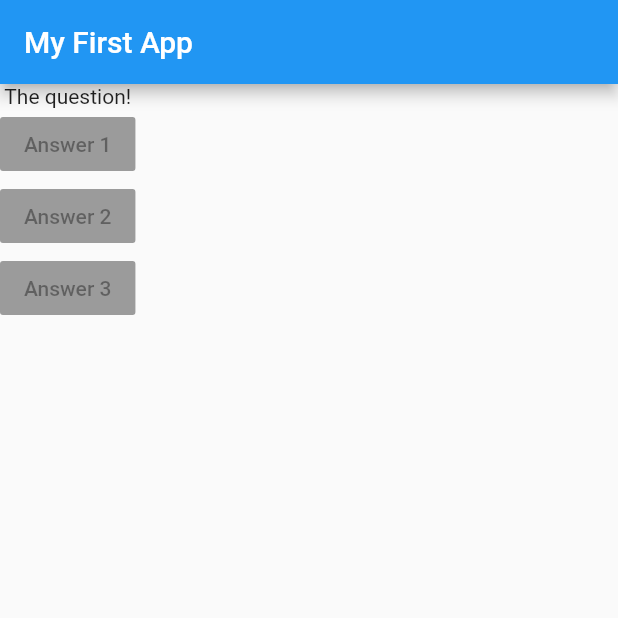
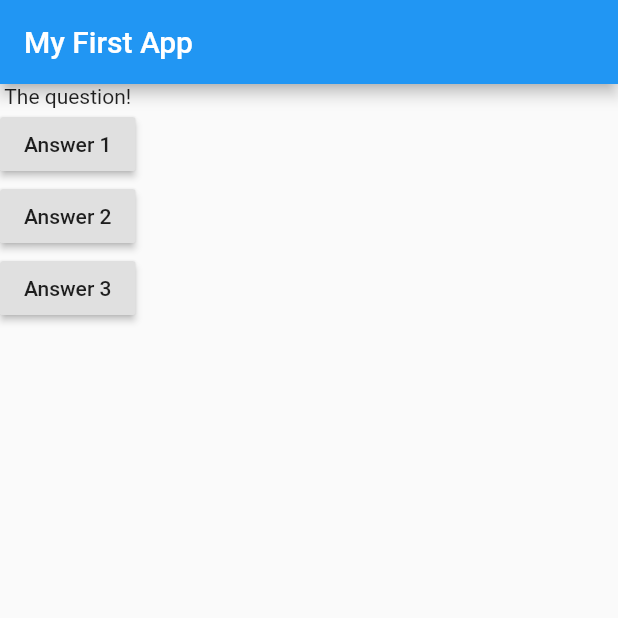
Before and after one commit to Mugisha-isaac/Flutter-quiz-app, a Flutter app: the screen it shows after launch, on a phone screen of 412 x 824 dp, the top half of it. Run offline on Flutter 3.47's test engine with Material 2 defaults, Android fonts, the phone set to English and light mode, and no system bars.

Commit message:
added function for event handler

```diff
--- a/lib/main.dart
+++ b/lib/main.dart
@@ -7,6 +7,10 @@ void main() {
 class MyApp extends StatelessWidget {
   @override
   Widget build(BuildContext context) {
+    void answerQuestion() {
+      print('Answer choosen');
+    }
+
     var questions = [
       'what\'s your favourite color?',
       'what\'s your favourite animal?'
@@ -18,9 +22,12 @@ class MyApp extends StatelessWidget {
         ),
         body: Column(children: [
           Text('The question!'),
-          RaisedButton(child: Text('Answer 1'), onPressed: null),
-          RaisedButton(child: Text('Answer 2'), onPressed: null),
-          RaisedButton(child: Text('Answer 3'), onPressed: null),
+          RaisedButton(
+            child: Text('Answer 1'),
+            onPressed: answerQuestion,
+          ),
+          RaisedButton(child: Text('Answer 2'), onPressed: answerQuestion),
+          RaisedButton(child: Text('Answer 3'), onPressed: answerQuestion),
         ]),
       ),
     );
```
